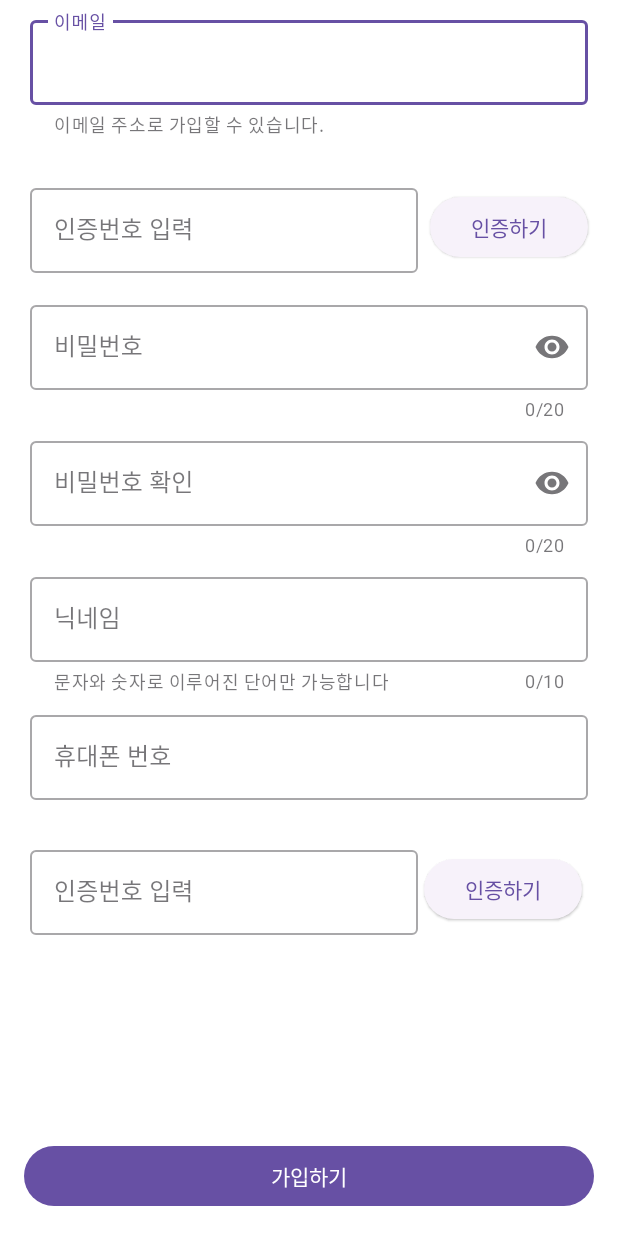
After one commit to sesac-team-triad/for-pets-android, an Android app: the layout fragment_sign_up_user.xml on its own in the app's theme, with its tools: preview values and no code run, on a phone screen of 412 x 824 dp. The commit adds this screen. Run offline under Robolectric (Android 15) with nearby library versions, the phone set to English and light mode, and no system bars.

Commit message:
feat: 회원가입 화면 이동 및 화면 구현

```diff
--- a/app/src/main/java/com/teamtriad/forpets/LoginFragment.kt
+++ b/app/src/main/java/com/teamtriad/forpets/ui/login/LoginFragment.kt
@@ -1,4 +1,4 @@
-package com.teamtriad.forpets
+package com.teamtriad.forpets.ui.login
 
 import ApiService
 import android.os.Bundle
@@ -11,6 +11,8 @@ import androidx.fragment.app.Fragment
 import androidx.navigation.fragment.findNavController
 import com.squareup.moshi.Moshi
 import com.squareup.moshi.kotlin.reflect.KotlinJsonAdapterFactory
+import com.teamtriad.forpets.R
+import com.teamtriad.forpets.UserData
 import com.teamtriad.forpets.databinding.FragmentLoginBinding
 import retrofit2.Call
 import retrofit2.Callback
@@ -55,13 +57,20 @@ class LoginFragment : Fragment() {
 
     override fun onViewCreated(view: View, savedInstanceState: Bundle?) {
         super.onViewCreated(view, savedInstanceState)
-        backButton()
+        signUpButton()
+        signUpOrganizationButton()
         loginButton()
     }
 
-    private fun backButton() {
-        binding.toolbar.setNavigationOnClickListener {
-            findNavController().navigateUp()
+    private fun signUpButton() {
+        binding.tvSignup.setOnClickListener {
+            findNavController().navigate(R.id.action_loginFragment_to_signUpUserFragment)
+        }
+    }
+
+    private fun signUpOrganizationButton() {
+        binding.tvSignupOrganization.setOnClickListener {
+            findNavController().navigate(R.id.action_loginFragment_to_signUpOrganizationFragment)
         }
     }
 
--- /dev/null
+++ b/app/src/main/res/layout/fragment_sign_up_user.xml
@@ -0,0 +1,199 @@
+<?xml version="1.0" encoding="utf-8"?>
+<androidx.constraintlayout.widget.ConstraintLayout xmlns:android="http://schemas.android.com/apk/res/android"
+    xmlns:app="http://schemas.android.com/apk/res-auto"
+    xmlns:tools="http://schemas.android.com/tools"
+    android:layout_width="match_parent"
+    android:layout_height="match_parent"
+    tools:context=".ui.login.SignUpUserFragment">
+
+    <com.google.android.material.textfield.TextInputLayout
+        android:id="@+id/til_email"
+        style="@style/Widget.MaterialComponents.TextInputLayout.OutlinedBox"
+        android:layout_width="0dp"
+        android:layout_height="wrap_content"
+        android:layout_marginHorizontal="20dp"
+        android:layout_marginTop="8dp"
+        android:hint="@string/login_til_email"
+        app:endIconMode="clear_text"
+        app:helperText="@string/sign_up_til_email_helper"
+        app:helperTextEnabled="true"
+        app:layout_constraintEnd_toEndOf="parent"
+        app:layout_constraintStart_toStartOf="parent"
+        app:layout_constraintTop_toTopOf="parent">
+
+        <com.google.android.material.textfield.TextInputEditText
+            android:id="@+id/tiet_email"
+            android:layout_width="match_parent"
+            android:layout_height="wrap_content"
+            android:inputType="textEmailAddress" />
+    </com.google.android.material.textfield.TextInputLayout>
+
+    <com.google.android.material.textfield.TextInputLayout
+        android:id="@+id/til_cert_email_number"
+        style="@style/Widget.MaterialComponents.TextInputLayout.OutlinedBox"
+        android:layout_width="0dp"
+        android:layout_height="wrap_content"
+        android:layout_marginStart="20dp"
+        android:layout_marginTop="28dp"
+        android:layout_marginEnd="8dp"
+        android:hint="@string/sign_up_cert_number"
+        app:endIconMode="clear_text"
+        app:layout_constraintEnd_toStartOf="@id/btn_email_cert"
+        app:layout_constraintStart_toStartOf="parent"
+        app:layout_constraintTop_toBottomOf="@id/til_email">
+
+        <com.google.android.material.textfield.TextInputEditText
+            android:id="@+id/tiet_cert"
+            android:layout_width="match_parent"
+            android:layout_height="wrap_content"
+            android:inputType="number" />
+    </com.google.android.material.textfield.TextInputLayout>
+
+    <com.google.android.material.button.MaterialButton
+        android:id="@+id/btn_email_cert"
+        style="@style/Widget.Material3.Button.ElevatedButton"
+        android:layout_width="105dp"
+        android:layout_height="wrap_content"
+        android:layout_marginEnd="20dp"
+        android:text="@string/sign_up_cert"
+        app:layout_constraintBottom_toBottomOf="@id/til_cert_email_number"
+        app:layout_constraintEnd_toEndOf="parent"
+        app:layout_constraintStart_toEndOf="@id/til_cert_email_number"
+        app:layout_constraintTop_toTopOf="@id/til_cert_email_number" />
+
+    <com.google.android.material.textfield.TextInputLayout
+        android:id="@+id/til_password"
+        style="@style/Widget.MaterialComponents.TextInputLayout.OutlinedBox"
+        android:layout_width="0dp"
+        android:layout_height="wrap_content"
+        android:layout_marginTop="16dp"
+        android:hint="@string/login_til_password"
+        app:counterEnabled="true"
+        app:counterMaxLength="20"
+        app:endIconMode="password_toggle"
+        app:layout_constraintEnd_toEndOf="@id/til_email"
+        app:layout_constraintStart_toStartOf="@id/til_email"
+        app:layout_constraintTop_toBottomOf="@id/til_cert_email_number">
+
+        <com.google.android.material.textfield.TextInputEditText
+            android:id="@+id/tiet_password"
+            android:layout_width="match_parent"
+            android:layout_height="wrap_content"
+            android:inputType="textPassword"
+            android:maxLength="20" />
+    </com.google.android.material.textfield.TextInputLayout>
+
+    <com.google.android.material.textfield.TextInputLayout
+        android:id="@+id/til_confirmed_password"
+        style="@style/Widget.MaterialComponents.TextInputLayout.OutlinedBox"
+        android:layout_width="0dp"
+        android:layout_height="wrap_content"
+        android:layout_marginTop="8dp"
+        android:hint="@string/sign_up_confirmed_password"
+        app:counterEnabled="true"
+        app:counterMaxLength="20"
+        app:endIconMode="password_toggle"
+        app:layout_constraintEnd_toEndOf="@id/til_email"
+        app:layout_constraintStart_toStartOf="@id/til_email"
+        app:layout_constraintTop_toBottomOf="@id/til_password">
+
+        <com.google.android.material.textfield.TextInputEditText
+            android:id="@+id/tiet_confirmed_password"
+            android:layout_width="match_parent"
+            android:layout_height="wrap_content"
+            android:inputType="textPassword"
+            android:maxLength="20" />
+    </com.google.android.material.textfield.TextInputLayout>
+
+    <com.google.android.material.textfield.TextInputLayout
+        android:id="@+id/til_nickname"
+        style="@style/Widget.MaterialComponents.TextInputLayout.OutlinedBox"
+        android:layout_width="0dp"
+        android:layout_height="wrap_content"
+        android:layout_marginTop="8dp"
+        android:hint="@string/sign_up_nickname"
+        app:counterEnabled="true"
+        app:counterMaxLength="10"
+        app:endIconMode="clear_text"
+        app:errorEnabled="true"
+        app:helperText="@string/sign_up_til_nickname_helper"
+        app:helperTextEnabled="true"
+        app:layout_constraintEnd_toEndOf="@id/til_email"
+        app:layout_constraintStart_toStartOf="@id/til_email"
+        app:layout_constraintTop_toBottomOf="@id/til_confirmed_password">
+
+        <com.google.android.material.textfield.TextInputEditText
+            android:id="@+id/tiet_nickname"
+            android:layout_width="match_parent"
+            android:layout_height="wrap_content"
+            android:inputType="text"
+            android:maxLength="10" />
+    </com.google.android.material.textfield.TextInputLayout>
+
+    <com.google.android.material.textfield.TextInputLayout
+        android:id="@+id/til_phone"
+        style="@style/Widget.MaterialComponents.TextInputLayout.OutlinedBox"
+        android:layout_width="0dp"
+        android:layout_height="wrap_content"
+        android:layout_marginHorizontal="20dp"
+        android:layout_marginTop="8dp"
+        android:hint="@string/login_til_phone"
+        app:endIconMode="clear_text"
+        app:layout_constraintEnd_toEndOf="parent"
+        app:layout_constraintStart_toStartOf="parent"
+        app:layout_constraintTop_toBottomOf="@id/til_nickname">
+
+        <com.google.android.material.textfield.TextInputEditText
+            android:id="@+id/tiet_phone"
+            android:layout_width="match_parent"
+            android:layout_height="wrap_content"
+            android:inputType="phone" />
+    </com.google.android.material.textfield.TextInputLayout>
+
+    <com.google.android.material.textfield.TextInputLayout
+        android:id="@+id/til_cert_phone_number"
+        style="@style/Widget.MaterialComponents.TextInputLayout.OutlinedBox"
+        android:layout_width="0dp"
+        android:layout_height="wrap_content"
+        android:layout_marginStart="20dp"
+        android:layout_marginTop="28dp"
+        android:layout_marginEnd="8dp"
+        android:hint="@string/sign_up_cert_number"
+        app:endIconMode="clear_text"
+        app:layout_constraintEnd_toStartOf="@id/btn_email_cert"
+        app:layout_constraintStart_toStartOf="parent"
+        app:layout_constraintTop_toBottomOf="@id/til_phone">
+
+        <com.google.android.material.textfield.TextInputEditText
+            android:id="@+id/tiet_cert_phone_number"
+            android:layout_width="match_parent"
+            android:layout_height="wrap_content"
+            android:inputType="number"
+            android:maxLength="11" />
+    </com.google.android.material.textfield.TextInputLayout>
+
+    <com.google.android.material.button.MaterialButton
+        android:id="@+id/btn_phone_cert"
+        style="@style/Widget.Material3.Button.ElevatedButton"
+        android:layout_width="105dp"
+        android:layout_height="wrap_content"
+        android:layout_marginEnd="20dp"
+        android:text="@string/sign_up_cert"
+        app:layout_constraintBottom_toBottomOf="@id/til_cert_phone_number"
+        app:layout_constraintEnd_toEndOf="parent"
+        app:layout_constraintStart_toEndOf="@id/til_cert_phone_number"
+        app:layout_constraintTop_toTopOf="@id/til_cert_phone_number" />
+
+    <com.google.android.material.button.MaterialButton
+        android:id="@+id/btn_submit"
+        style="@style/Widget.Material3.Button"
+        android:layout_width="0dp"
+        android:layout_height="wrap_content"
+        android:layout_marginHorizontal="16dp"
+        android:layout_marginBottom="16dp"
+        android:text="@string/sign_up_submit"
+        app:layout_constraintBottom_toBottomOf="parent"
+        app:layout_constraintEnd_toEndOf="parent"
+        app:layout_constraintStart_toStartOf="parent" />
+
+</androidx.constraintlayout.widget.ConstraintLayout>
```
